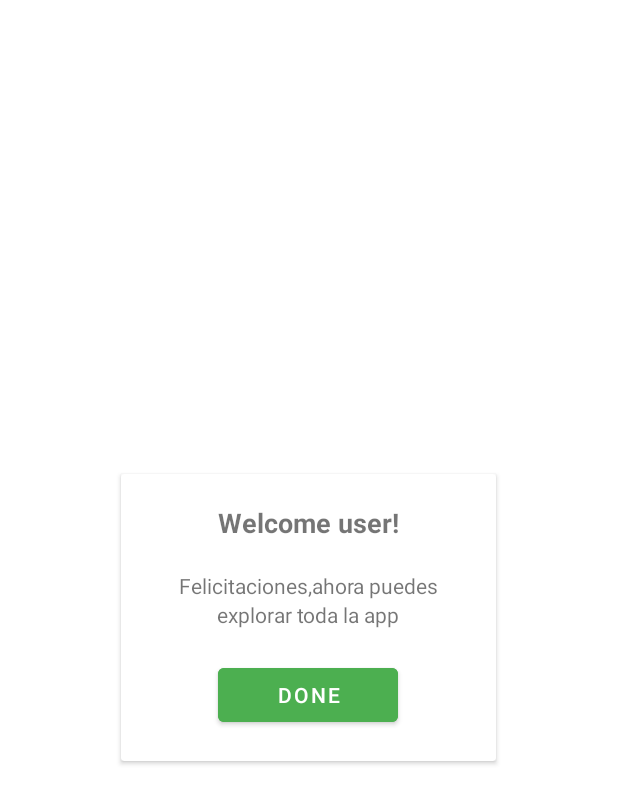
After one commit to DeyberLuna/Mobiles-apps8A, an Android app: the layout cardview_welcome.xml on its own in the app's theme, with its tools: preview values and no code run, on a phone screen of 412 x 824 dp. The commit adds this screen. Shown: the top 804 px of the screen. Run offline under Robolectric (Android 15) with nearby library versions, the phone set to English and light mode, and no system bars.

Commit message:
talleres finales dispositivos mobiles

```diff
--- /dev/null
+++ b/Actividad_final2/app/src/main/res/drawable/ic_check.xml
@@ -0,0 +1,5 @@
+<vector android:height="24dp" android:tint="#1EA837"
+    android:viewportHeight="24" android:viewportWidth="24"
+    android:width="24dp" xmlns:android="http://schemas.android.com/apk/res/android">
+    <path android:fillColor="@android:color/white" android:pathData="M9,16.17L4.83,12l-1.42,1.41L9,19 21,7l-1.41,-1.41z"/>
+</vector>
--- /dev/null
+++ b/Actividad_final2/app/src/main/res/layout/cardview_welcome.xml
@@ -0,0 +1,47 @@
+<?xml version="1.0" encoding="utf-8"?>
+<androidx.cardview.widget.CardView
+    xmlns:android="http://schemas.android.com/apk/res/android"
+    android:layout_width="250dp"
+    android:id="@+id/card_alert"
+    android:layout_gravity="center"
+    android:layout_height="wrap_content">
+
+
+    <LinearLayout
+        android:layout_width="match_parent"
+        android:padding="20dp"
+        android:layout_height="wrap_content"
+        android:orientation="vertical">
+        <TextView
+            android:layout_width="wrap_content"
+            android:layout_height="wrap_content"
+            android:layout_gravity="center"
+            android:textSize="18sp"
+            android:textStyle="bold"
+            android:text="Welcome user!"
+            android:id="@+id/text_welcome_dialog"/>
+
+        <TextView
+            android:layout_width="match_parent"
+            android:layout_height="wrap_content"
+            android:layout_marginTop="20dp"
+            android:textAlignment="center"
+            android:text="Felicitaciones,ahora puedes"/>
+        <TextView
+            android:layout_width="match_parent"
+            android:layout_height="wrap_content"
+            android:textAlignment="center"
+            android:text="explorar toda la app"/>
+
+        <Button
+            android:layout_width="120dp"
+            android:backgroundTint="@color/green"
+            android:layout_marginTop="20dp"
+            android:layout_gravity="center_horizontal"
+            android:layout_height="wrap_content"
+            android:text="Done"
+            android:id="@+id/btn_close_alert"/>
+
+    </LinearLayout>
+
+</androidx.cardview.widget.CardView>
--- a/Actividad_final2/app/src/main/res/values-night/themes.xml
+++ /dev/null
@@ -1,16 +0,0 @@
-<resources xmlns:tools="http://schemas.android.com/tools">
-    <!-- Base application theme. -->
-    <style name="Theme.Actividad_final2" parent="Theme.MaterialComponents.DayNight.DarkActionBar">
-        <!-- Primary brand color. -->
-        <item name="colorPrimary">@color/purple_200</item>
-        <item name="colorPrimaryVariant">@color/purple_700</item>
-        <item name="colorOnPrimary">@color/black</item>
-        <!-- Secondary brand color. -->
-        <item name="colorSecondary">@color/teal_200</item>
-        <item name="colorSecondaryVariant">@color/teal_200</item>
-        <item name="colorOnSecondary">@color/black</item>
-        <!-- Status bar color. -->
-        <item name="android:statusBarColor" tools:targetApi="l">?attr/colorPrimaryVariant</item>
-        <!-- Customize your theme here. -->
-    </style>
-</resources>
--- a/Actividad_final2/app/src/main/res/values/themes.xml
+++ b/Actividad_final2/app/src/main/res/values/themes.xml
@@ -1,6 +1,6 @@
 <resources xmlns:tools="http://schemas.android.com/tools">
     <!-- Base application theme. -->
-    <style name="Theme.Actividad_final2" parent="Theme.MaterialComponents.DayNight.DarkActionBar">
+    <style name="Theme.Actividad_final2" parent="Theme.MaterialComponents.Light.DarkActionBar">
         <!-- Primary brand color. -->
         <item name="colorPrimary">@color/purple_500</item>
         <item name="colorPrimaryVariant">@color/purple_700</item>
--- a/actividad_final1/app/src/main/res/values/themes.xml
+++ b/actividad_final1/app/src/main/res/values/themes.xml
@@ -1,6 +1,6 @@
 <resources xmlns:tools="http://schemas.android.com/tools">
     <!-- Base application theme. -->
-    <style name="Theme.Actividad_final1" parent="Theme.MaterialComponents.DayNight.DarkActionBar">
+    <style name="Theme.Actividad_final1" parent="Theme.AppCompat.Light.DarkActionBar">
         <!-- Primary brand color. -->
         <item name="colorPrimary">@color/purple_500</item>
         <item name="colorPrimaryVariant">@color/purple_700</item>
```
Also changed, not shown: Actividad_final2/app/src/main/java/com/example/actividad_final2/MainActivity.java (+14 -4 lines), Actividad_final2/app/src/main/java/com/example/actividad_final2/list_users.java (+51 -4 lines), Actividad_final2/app/src/main/java/com/example/actividad_final2/sign_up.java (+10 -1 lines), actividad_final1/app/src/main/res/values-night/themes.xml (deleted, +0 -16 lines), myCalculator/app/src/main/res/values-night/themes.xml (deleted, +0 -7 lines).
